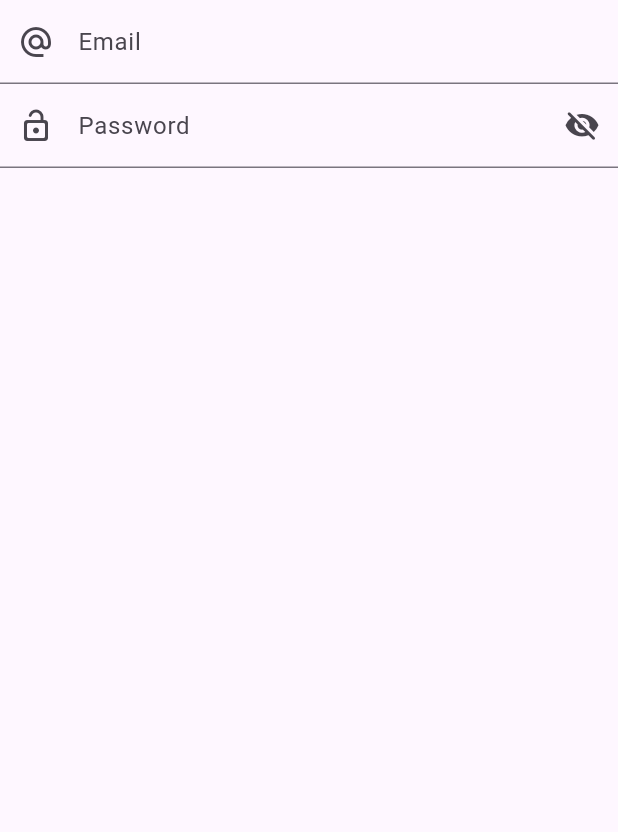
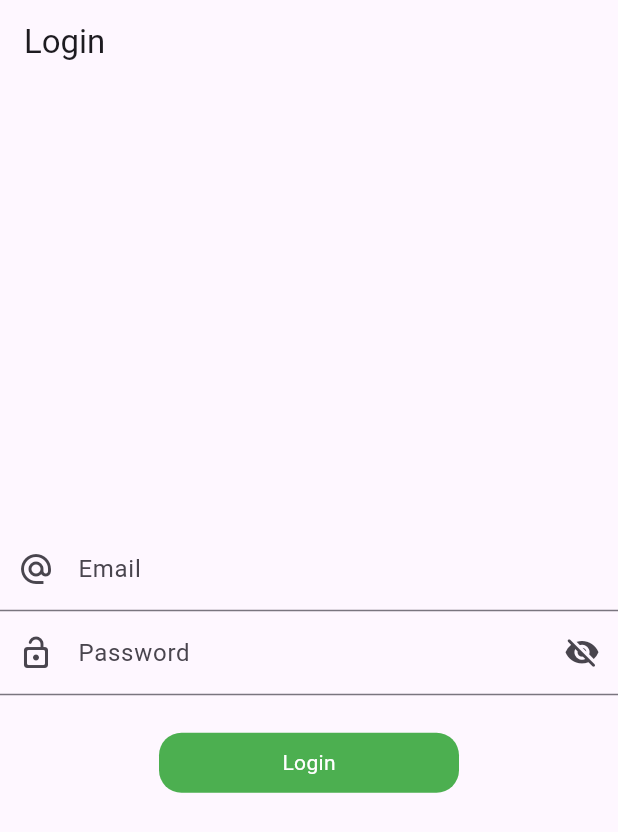
Before and after one commit to MGMSA6/Flutter-MVVM, a Flutter app: the screen it shows after launch, on a phone screen of 412 x 824 dp. Shown: the top 832 px of the screen. Run offline on Flutter 3.47's test engine with Material 3 defaults, Android fonts, the phone set to English and light mode, and no system bars; our stand-ins replace another_flushbar, fluttertoast.

Commit message:
Added Login Screen

```diff
--- /dev/null
+++ b/lib/res/color.dart
@@ -0,0 +1,7 @@
+import 'dart:ui';
+
+import 'package:flutter/material.dart';
+
+class AppColours {
+  static const Color buttonColor = Colors.green;
+}
--- /dev/null
+++ b/lib/res/components/round_button.dart
@@ -0,0 +1,40 @@
+import 'package:flutter/material.dart';
+import 'package:mvvm/res/color.dart';
+import 'package:mvvm/res/strings.dart';
+
+class RoundButton extends StatelessWidget {
+  final String title;
+  final bool loading;
+  final VoidCallback onPress;
+
+  const RoundButton(
+      {super.key,
+      required this.title,
+      this.loading = false,
+      required this.onPress});
+
+  @override
+  Widget build(BuildContext context) {
+    return Container(
+      height: 40,
+      width: 200,
+      decoration: BoxDecoration(
+        borderRadius: BorderRadius.circular(15),
+        color: AppColours.buttonColor,
+      ),
+      child: Material(
+        color: Colors.transparent,
+        child: InkWell(
+          onTap: onPress,
+          borderRadius: BorderRadius.circular(15),
+          child: Center(
+            child: Text(
+              AppStrings.login,
+              style: TextStyle(color: Colors.white),
+            ),
+          ),
+        ),
+      ),
+    );
+  }
+}
--- /dev/null
+++ b/lib/res/strings.dart
@@ -0,0 +1,5 @@
+
+class AppStrings {
+
+  static const String login = "Login";
+}
--- a/lib/view/login_view.dart
+++ b/lib/view/login_view.dart
@@ -1,4 +1,6 @@
 import 'package:flutter/material.dart';
+import 'package:mvvm/res/components/round_button.dart';
+import 'package:mvvm/res/strings.dart';
 import 'package:mvvm/utils/utils.dart';
 
 class LoginView extends StatefulWidget {
@@ -18,8 +20,13 @@ class _LoginViewState extends State<LoginView> {
   @override
   Widget build(BuildContext context) {
     return Scaffold(
+        appBar: AppBar(
+          title: Text("Login"),
+        ),
         body: SafeArea(
           child: Column(
+            mainAxisAlignment: MainAxisAlignment.center,
+            crossAxisAlignment: CrossAxisAlignment.center,
             children: [
               TextFormField(
                 controller: emailController,
@@ -43,7 +50,25 @@ class _LoginViewState extends State<LoginView> {
                     labelText: 'Password',
                     prefixIcon: Icon(Icons.lock_open_rounded),
                     suffixIcon: Icon(Icons.visibility_off_rounded)),
-          )
+              ),
+              SizedBox(
+                height: 25,
+              ),
+              RoundButton(
+                  title: AppStrings.login,
+                  onPress: () {
+                    if (emailController.text.toString().isEmpty) {
+                      Utils.flushBarErrorMessage("Please enter email", context);
+                    } else if (passwordController.text.toString().isEmpty) {
+                      Utils.flushBarErrorMessage(
+                          "Please enter password", context);
+                    } else if (passwordController.text.length < 6) {
+                      Utils.flushBarErrorMessage(
+                          "Please enter 6 digit password", context);
+                    } else {
+                      print("Api Hit");
+                    }
+                  }),
             ],
           ),
         ));
```
Lines whose indentation alone changed are shown as unchanged.
